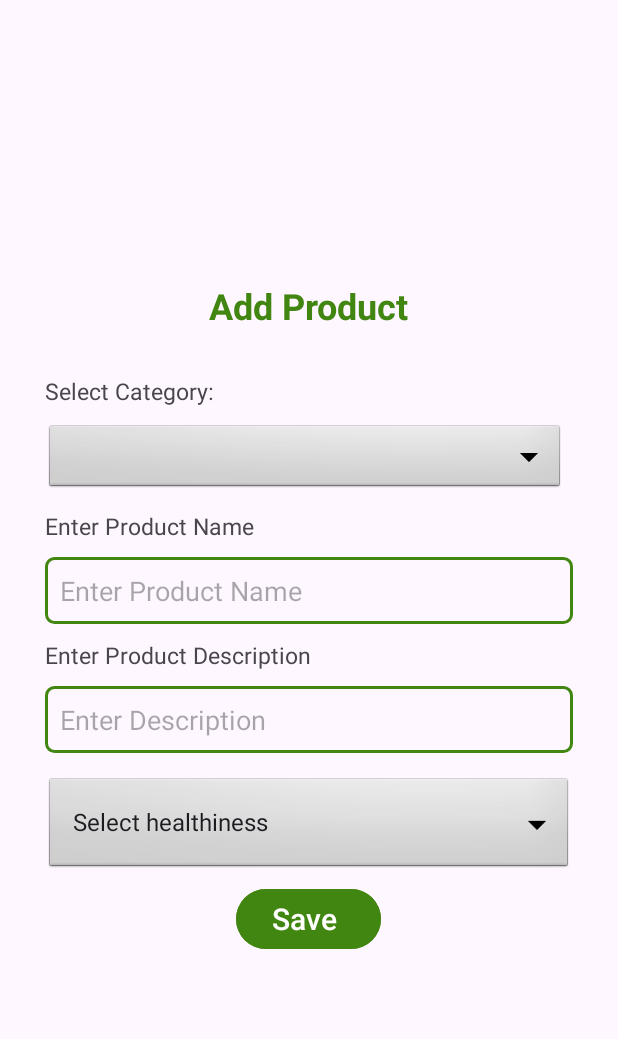
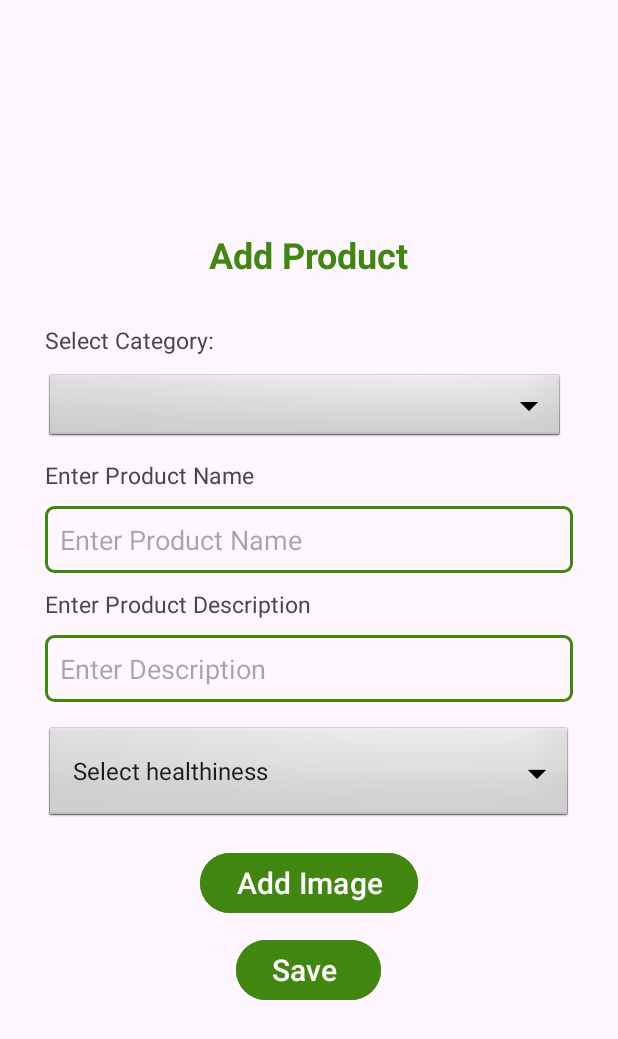
Before and after one commit to Mehrose813/BarcodeBuddy, an Android app: the AddProductActivity screen opened directly, with no data from a screen before it, on a phone screen of 412 x 824 dp. Shown: the top 1039 px of the screen. Run offline under Robolectric (Android 15) with nearby library versions, the phone set to English and light mode, and no system bars; our stand-ins replace Firebase (no records; nobody signed in at launch, a user with empty details on screens opened directly).

```diff
--- a/app/src/main/java/com/example/barcodebuddy/AddProductActivity.java
+++ b/app/src/main/java/com/example/barcodebuddy/AddProductActivity.java
@@ -29,7 +29,7 @@ import java.util.UUID;
 public class AddProductActivity extends AppCompatActivity {
     String id;
     Spinner spCat, spH;
-    Button btnSave;
+    Button btnSave,btnImg;
     EditText edDes, edPName;
     //String[] categories = {"Select category", "Nuts", "Chocolates", "Cold drinks", "Cookies"};
     ArrayList<String> list;
@@ -60,6 +60,7 @@ public class AddProductActivity extends AppCompatActivity {
         edDes = findViewById(R.id.ed_desc);
         spCat = findViewById(R.id.sp_cat);
         spH = findViewById(R.id.spinner_healthy);
+        btnImg = findViewById(R.id.btn_add_img);
 
 //        // Set up Adapter for Spinner
 //        ArrayAdapter<String> arrayAdapter = new ArrayAdapter<>(this, android.R.layout.simple_spinner_item, categories);
@@ -250,5 +251,7 @@ public class AddProductActivity extends AppCompatActivity {
             }
             spCat.setSelection(0);
         }
+
+
     }
 }
--- a/app/src/main/res/layout/activity_add_product.xml
+++ b/app/src/main/res/layout/activity_add_product.xml
@@ -113,6 +113,18 @@
             android:spinnerMode="dropdown" />
     </LinearLayout>
 
+    <Button
+        android:id="@+id/btn_add_img"
+        android:layout_width="wrap_content"
+        android:layout_height="wrap_content"
+        android:layout_marginTop="20dp"
+        android:layout_gravity="center_horizontal"
+        android:backgroundTint="@color/dark_green"
+        android:textColor="@color/white"
+        android:textSize="20dp"
+        android:text="Add Image"/>
+
+
 
     <Button
         android:id="@+id/btn_save"
--- a/app/src/main/res/values/colors.xml
+++ b/app/src/main/res/values/colors.xml
@@ -5,6 +5,7 @@
     <color name="dark_green">#FF428612</color>
     <color name="light_green">#FF54AC5A</color>
     <color name="red">#FF0000</color>
+    <color name="orange">#FF3D00</color>
 
 
 </resources>
```
Also changed, not shown: app/src/main/java/com/example/barcodebuddy/IngredientQuantityActivity.java (+14 -1 lines).
